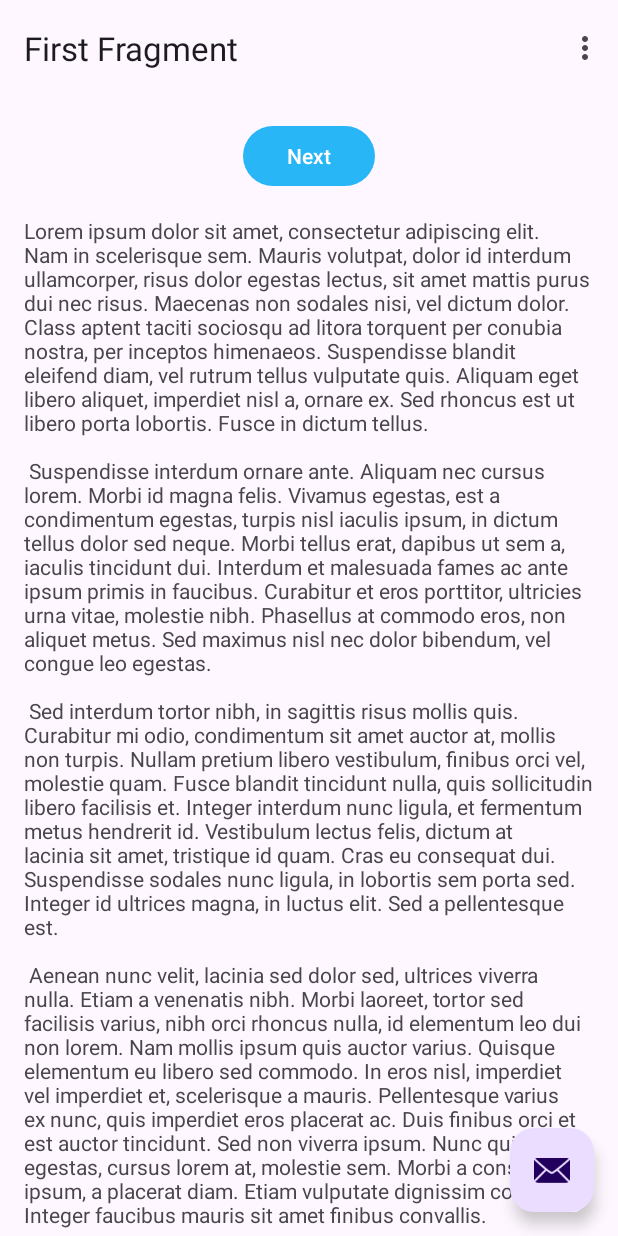
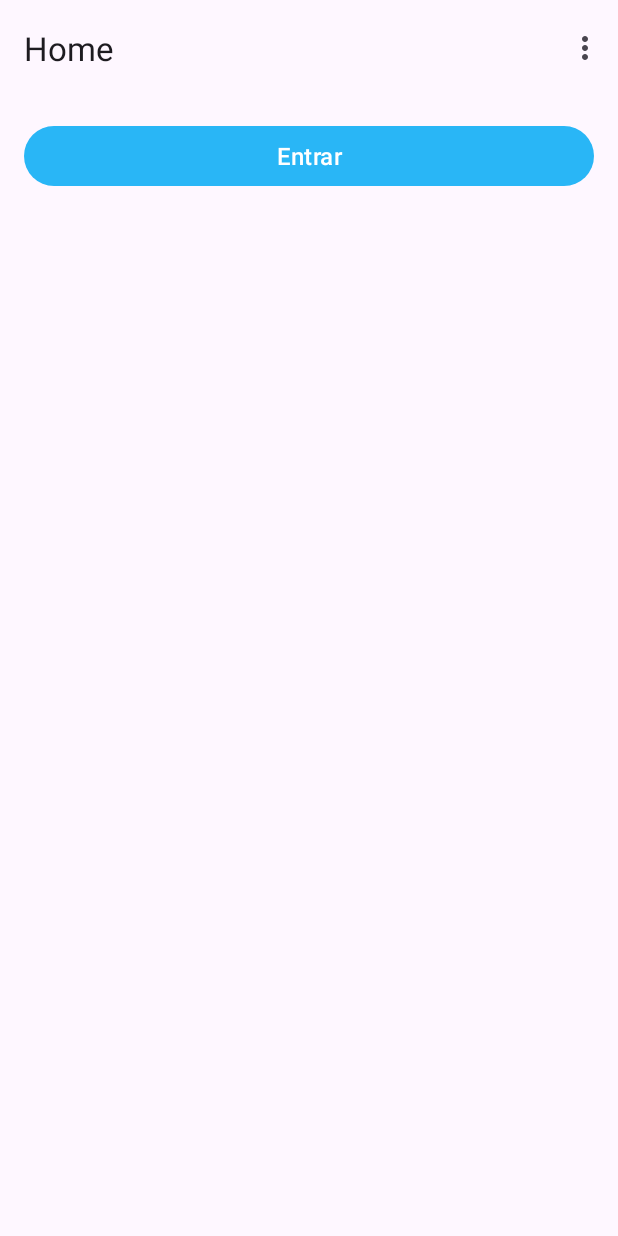
Before and after one commit to tech-warriors-corporation/mechanize-app, an Android app: the screen it shows after launch (MainActivity), on a phone screen of 412 x 824 dp. Run offline under Robolectric (Android 15) with nearby library versions, the phone set to English and light mode, and no system bars; our stand-ins replace navigation-ui.

Commit message:
feat: changed some files name and configs

```diff
--- a/app/src/main/AndroidManifest.xml
+++ b/app/src/main/AndroidManifest.xml
@@ -39,5 +39,4 @@
             android:name="org.apache.http.legacy"
             android:required="false" />
     </application>
-
 </manifest>
--- a/app/src/main/java/com/mechanize/FirstFragment.kt
+++ b/app/src/main/java/com/mechanize/HomeFragment.kt
@@ -6,34 +6,27 @@ import android.view.LayoutInflater
 import android.view.View
 import android.view.ViewGroup
 import androidx.navigation.fragment.findNavController
-import com.mechanize.databinding.FragmentFirstBinding
+import com.mechanize.databinding.FragmentHomeBinding
 
-/**
- * A simple [Fragment] subclass as the default destination in the navigation.
- */
-class FirstFragment : Fragment() {
-
-    private var _binding: FragmentFirstBinding? = null
-
-    // This property is only valid between onCreateView and
-    // onDestroyView.
+class HomeFragment : Fragment() {
+    private var _binding: FragmentHomeBinding? = null
     private val binding get() = _binding!!
 
     override fun onCreateView(
-        inflater: LayoutInflater, container: ViewGroup?,
+        inflater: LayoutInflater,
+        container: ViewGroup?,
         savedInstanceState: Bundle?
-    ): View? {
+    ): View {
+        _binding = FragmentHomeBinding.inflate(inflater, container, false)
 
-        _binding = FragmentFirstBinding.inflate(inflater, container, false)
         return binding.root
-
     }
 
     override fun onViewCreated(view: View, savedInstanceState: Bundle?) {
         super.onViewCreated(view, savedInstanceState)
 
-        binding.buttonFirst.setOnClickListener {
-            findNavController().navigate(R.id.action_FirstFragment_to_SecondFragment)
+        binding.loginButton.setOnClickListener {
+            findNavController().navigate(R.id.action_HomeFragment_to_LoginFragment)
         }
     }
 
--- a/app/src/main/java/com/mechanize/SecondFragment.kt
+++ b/app/src/main/java/com/mechanize/LoginFragment.kt
@@ -6,34 +6,27 @@ import android.view.LayoutInflater
 import android.view.View
 import android.view.ViewGroup
 import androidx.navigation.fragment.findNavController
-import com.mechanize.databinding.FragmentSecondBinding
+import com.mechanize.databinding.FragmentLoginBinding
 
-/**
- * A simple [Fragment] subclass as the second destination in the navigation.
- */
-class SecondFragment : Fragment() {
-
-    private var _binding: FragmentSecondBinding? = null
-
-    // This property is only valid between onCreateView and
-    // onDestroyView.
+class LoginFragment : Fragment() {
+    private var _binding: FragmentLoginBinding? = null
     private val binding get() = _binding!!
 
     override fun onCreateView(
-        inflater: LayoutInflater, container: ViewGroup?,
+        inflater: LayoutInflater,
+        container: ViewGroup?,
         savedInstanceState: Bundle?
-    ): View? {
+    ): View {
+        _binding = FragmentLoginBinding.inflate(inflater, container, false)
 
-        _binding = FragmentSecondBinding.inflate(inflater, container, false)
         return binding.root
-
     }
 
     override fun onViewCreated(view: View, savedInstanceState: Bundle?) {
         super.onViewCreated(view, savedInstanceState)
 
-        binding.buttonSecond.setOnClickListener {
-            findNavController().navigate(R.id.action_SecondFragment_to_FirstFragment)
+        binding.homeButton.setOnClickListener {
+            findNavController().navigate(R.id.action_LoginFragment_to_HomeFragment)
         }
     }
 
--- a/app/src/main/java/com/mechanize/MainActivity.kt
+++ b/app/src/main/java/com/mechanize/MainActivity.kt
@@ -1,7 +1,6 @@
 package com.mechanize
 
 import android.os.Bundle
-import com.google.android.material.snackbar.Snackbar
 import androidx.appcompat.app.AppCompatActivity
 import androidx.core.view.WindowCompat
 import androidx.navigation.findNavController
@@ -13,49 +12,42 @@ import android.view.MenuItem
 import com.mechanize.databinding.ActivityMainBinding
 
 class MainActivity : AppCompatActivity() {
-
+    private lateinit var binding: ActivityMainBinding
     private lateinit var appBarConfiguration: AppBarConfiguration
-    private lateinit var binding: ActivityMainBinding
 
     override fun onCreate(savedInstanceState: Bundle?) {
         WindowCompat.setDecorFitsSystemWindows(window, false)
+
         super.onCreate(savedInstanceState)
 
         binding = ActivityMainBinding.inflate(layoutInflater)
+
         setContentView(binding.root)
-
         setSupportActionBar(binding.toolbar)
 
         val navController = findNavController(R.id.nav_host_fragment_content_main)
+
         appBarConfiguration = AppBarConfiguration(navController.graph)
+
         setupActionBarWithNavController(navController, appBarConfiguration)
-
-        binding.fab.setOnClickListener { view ->
-            Snackbar.make(view, "Replace with your own action", Snackbar.LENGTH_LONG)
-                .setAnchorView(R.id.fab)
-                .setAction("Action", null).show()
-        }
     }
 
     override fun onCreateOptionsMenu(menu: Menu): Boolean {
-        // Inflate the menu; this adds items to the action bar if it is present.
         menuInflater.inflate(R.menu.menu_main, menu)
+
         return true
     }
 
     override fun onOptionsItemSelected(item: MenuItem): Boolean {
-        // Handle action bar item clicks here. The action bar will
-        // automatically handle clicks on the Home/Up button, so long
-        // as you specify a parent activity in AndroidManifest.xml.
         return when (item.itemId) {
-            R.id.action_settings -> true
+            R.id.logout -> true
             else -> super.onOptionsItemSelected(item)
         }
     }
 
     override fun onSupportNavigateUp(): Boolean {
         val navController = findNavController(R.id.nav_host_fragment_content_main)
-        return navController.navigateUp(appBarConfiguration)
-                || super.onSupportNavigateUp()
+
+        return navController.navigateUp(appBarConfiguration) || super.onSupportNavigateUp()
     }
 }
--- a/app/src/main/res/layout/activity_main.xml
+++ b/app/src/main/res/layout/activity_main.xml
@@ -1,6 +1,5 @@
 <?xml version="1.0" encoding="utf-8"?>
 <androidx.coordinatorlayout.widget.CoordinatorLayout xmlns:android="http://schemas.android.com/apk/res/android"
-    xmlns:app="http://schemas.android.com/apk/res-auto"
     xmlns:tools="http://schemas.android.com/tools"
     android:layout_width="match_parent"
     android:layout_height="match_parent"
@@ -16,18 +15,7 @@
             android:id="@+id/toolbar"
             android:layout_width="match_parent"
             android:layout_height="?attr/actionBarSize" />
-
     </com.google.android.material.appbar.AppBarLayout>
 
     <include layout="@layout/content_main" />
-
-    <com.google.android.material.floatingactionbutton.FloatingActionButton
-        android:id="@+id/fab"
-        android:layout_width="wrap_content"
-        android:layout_height="wrap_content"
-        android:layout_gravity="bottom|end"
-        android:layout_marginEnd="@dimen/fab_margin"
-        android:layout_marginBottom="16dp"
-        app:srcCompat="@android:drawable/ic_dialog_email" />
-
 </androidx.coordinatorlayout.widget.CoordinatorLayout>
--- /dev/null
+++ b/app/src/main/res/layout/fragment_home.xml
@@ -0,0 +1,23 @@
+<?xml version="1.0" encoding="utf-8"?>
+<androidx.core.widget.NestedScrollView xmlns:android="http://schemas.android.com/apk/res/android"
+    xmlns:app="http://schemas.android.com/apk/res-auto"
+    xmlns:tools="http://schemas.android.com/tools"
+    android:layout_width="match_parent"
+    android:layout_height="match_parent"
+    tools:context=".HomeFragment">
+
+    <androidx.constraintlayout.widget.ConstraintLayout
+        android:layout_width="match_parent"
+        android:layout_height="match_parent"
+        android:padding="@dimen/space">
+
+        <Button
+            android:id="@+id/login_button"
+            android:layout_width="match_parent"
+            android:layout_height="wrap_content"
+            android:text="@string/login"
+            app:layout_constraintEnd_toEndOf="parent"
+            app:layout_constraintStart_toStartOf="parent"
+            app:layout_constraintTop_toTopOf="parent" />
+    </androidx.constraintlayout.widget.ConstraintLayout>
+</androidx.core.widget.NestedScrollView>
--- a/app/src/main/res/layout/fragment_first.xml
+++ b/app/src/main/res/layout/fragment_login.xml
@@ -4,32 +4,20 @@
     xmlns:tools="http://schemas.android.com/tools"
     android:layout_width="match_parent"
     android:layout_height="match_parent"
-    tools:context=".FirstFragment">
+    tools:context=".LoginFragment">
 
     <androidx.constraintlayout.widget.ConstraintLayout
         android:layout_width="match_parent"
         android:layout_height="match_parent"
-        android:padding="16dp">
+        android:padding="@dimen/space">
 
         <Button
-            android:id="@+id/button_first"
+            android:id="@+id/home_button"
             android:layout_width="wrap_content"
             android:layout_height="wrap_content"
-            android:text="@string/next"
-            app:layout_constraintBottom_toTopOf="@id/textview_first"
+            android:text="@string/back"
             app:layout_constraintEnd_toEndOf="parent"
             app:layout_constraintStart_toStartOf="parent"
             app:layout_constraintTop_toTopOf="parent" />
-
-        <TextView
-            android:id="@+id/textview_first"
-            android:layout_width="wrap_content"
-            android:layout_height="wrap_content"
-            android:layout_marginTop="16dp"
-            android:text="@string/lorem_ipsum"
-            app:layout_constraintBottom_toBottomOf="parent"
-            app:layout_constraintEnd_toEndOf="parent"
-            app:layout_constraintStart_toStartOf="parent"
-            app:layout_constraintTop_toBottomOf="@id/button_first" />
     </androidx.constraintlayout.widget.ConstraintLayout>
 </androidx.core.widget.NestedScrollView>
--- a/app/src/main/res/layout/fragment_second.xml
+++ /dev/null
@@ -1,35 +0,0 @@
-<?xml version="1.0" encoding="utf-8"?>
-<androidx.core.widget.NestedScrollView xmlns:android="http://schemas.android.com/apk/res/android"
-    xmlns:app="http://schemas.android.com/apk/res-auto"
-    xmlns:tools="http://schemas.android.com/tools"
-    android:layout_width="match_parent"
-    android:layout_height="match_parent"
-    tools:context=".SecondFragment">
-
-    <androidx.constraintlayout.widget.ConstraintLayout
-        android:layout_width="match_parent"
-        android:layout_height="match_parent"
-        android:padding="16dp">
-
-        <Button
-            android:id="@+id/button_second"
-            android:layout_width="wrap_content"
-            android:layout_height="wrap_content"
-            android:text="@string/previous"
-            app:layout_constraintBottom_toTopOf="@id/textview_second"
-            app:layout_constraintEnd_toEndOf="parent"
-            app:layout_constraintStart_toStartOf="parent"
-            app:layout_constraintTop_toTopOf="parent" />
-
-        <TextView
-            android:id="@+id/textview_second"
-            android:layout_width="wrap_content"
-            android:layout_height="wrap_content"
-            android:layout_marginTop="16dp"
-            android:text="@string/lorem_ipsum"
-            app:layout_constraintBottom_toBottomOf="parent"
-            app:layout_constraintEnd_toEndOf="parent"
-            app:layout_constraintStart_toStartOf="parent"
-            app:layout_constraintTop_toBottomOf="@id/button_second" />
-    </androidx.constraintlayout.widget.ConstraintLayout>
-</androidx.core.widget.NestedScrollView>
--- a/app/src/main/res/menu/menu_main.xml
+++ b/app/src/main/res/menu/menu_main.xml
@@ -3,8 +3,8 @@
     xmlns:tools="http://schemas.android.com/tools"
     tools:context="com.mechanize.MainActivity">
     <item
-        android:id="@+id/action_settings"
+        android:id="@+id/logout"
         android:orderInCategory="100"
-        android:title="@string/action_settings"
+        android:title="@string/logout"
         app:showAsAction="never" />
 </menu>
--- a/app/src/main/res/navigation/nav_graph.xml
+++ b/app/src/main/res/navigation/nav_graph.xml
@@ -3,26 +3,26 @@
     xmlns:app="http://schemas.android.com/apk/res-auto"
     xmlns:tools="http://schemas.android.com/tools"
     android:id="@+id/nav_graph"
-    app:startDestination="@id/FirstFragment">
+    app:startDestination="@id/HomeFragment">
+    <fragment
+        android:id="@+id/HomeFragment"
+        android:name="com.mechanize.HomeFragment"
+        android:label="@string/home_label"
+        tools:layout="@layout/fragment_home">
+
+        <action
+            android:id="@+id/action_HomeFragment_to_LoginFragment"
+            app:destination="@id/LoginFragment" />
+    </fragment>
 
     <fragment
-        android:id="@+id/FirstFragment"
-        android:name="com.mechanize.FirstFragment"
-        android:label="@string/first_fragment_label"
-        tools:layout="@layout/fragment_first">
+        android:id="@+id/LoginFragment"
+        android:name="com.mechanize.LoginFragment"
+        android:label="@string/login_label"
+        tools:layout="@layout/fragment_login">
 
         <action
-            android:id="@+id/action_FirstFragment_to_SecondFragment"
-            app:destination="@id/SecondFragment" />
-    </fragment>
-    <fragment
-        android:id="@+id/SecondFragment"
-        android:name="com.mechanize.SecondFragment"
-        android:label="@string/second_fragment_label"
-        tools:layout="@layout/fragment_second">
-
-        <action
-            android:id="@+id/action_SecondFragment_to_FirstFragment"
-            app:destination="@id/FirstFragment" />
+            android:id="@+id/action_LoginFragment_to_HomeFragment"
+            app:destination="@id/HomeFragment" />
     </fragment>
 </navigation>
--- a/app/src/main/res/values/dimens.xml
+++ b/app/src/main/res/values/dimens.xml
@@ -1,3 +1,3 @@
 <resources>
-    <dimen name="fab_margin">16dp</dimen>
+    <dimen name="space">16dp</dimen>
 </resources>
--- a/app/src/main/res/values/strings.xml
+++ b/app/src/main/res/values/strings.xml
@@ -1,46 +1,9 @@
 <resources>
     <string name="app_name">Mechanize</string>
-    <string name="action_settings">Settings</string>
-    <!-- Strings used for fragments for navigation -->
-    <string name="first_fragment_label">First Fragment</string>
-    <string name="second_fragment_label">Second Fragment</string>
-    <string name="next">Next</string>
-    <string name="previous">Previous</string>
-
-    <string name="lorem_ipsum">
-        Lorem ipsum dolor sit amet, consectetur adipiscing elit. Nam in scelerisque sem. Mauris
-        volutpat, dolor id interdum ullamcorper, risus dolor egestas lectus, sit amet mattis purus
-        dui nec risus. Maecenas non sodales nisi, vel dictum dolor. Class aptent taciti sociosqu ad
-        litora torquent per conubia nostra, per inceptos himenaeos. Suspendisse blandit eleifend
-        diam, vel rutrum tellus vulputate quis. Aliquam eget libero aliquet, imperdiet nisl a,
-        ornare ex. Sed rhoncus est ut libero porta lobortis. Fusce in dictum tellus.\n\n
-        Suspendisse interdum ornare ante. Aliquam nec cursus lorem. Morbi id magna felis. Vivamus
-        egestas, est a condimentum egestas, turpis nisl iaculis ipsum, in dictum tellus dolor sed
-        neque. Morbi tellus erat, dapibus ut sem a, iaculis tincidunt dui. Interdum et malesuada
-        fames ac ante ipsum primis in faucibus. Curabitur et eros porttitor, ultricies urna vitae,
-        molestie nibh. Phasellus at commodo eros, non aliquet metus. Sed maximus nisl nec dolor
-        bibendum, vel congue leo egestas.\n\n
-        Sed interdum tortor nibh, in sagittis risus mollis quis. Curabitur mi odio, condimentum sit
-        amet auctor at, mollis non turpis. Nullam pretium libero vestibulum, finibus orci vel,
-        molestie quam. Fusce blandit tincidunt nulla, quis sollicitudin libero facilisis et. Integer
-        interdum nunc ligula, et fermentum metus hendrerit id. Vestibulum lectus felis, dictum at
-        lacinia sit amet, tristique id quam. Cras eu consequat dui. Suspendisse sodales nunc ligula,
-        in lobortis sem porta sed. Integer id ultrices magna, in luctus elit. Sed a pellentesque
-        est.\n\n
-        Aenean nunc velit, lacinia sed dolor sed, ultrices viverra nulla. Etiam a venenatis nibh.
-        Morbi laoreet, tortor sed facilisis varius, nibh orci rhoncus nulla, id elementum leo dui
-        non lorem. Nam mollis ipsum quis auctor varius. Quisque elementum eu libero sed commodo. In
-        eros nisl, imperdiet vel imperdiet et, scelerisque a mauris. Pellentesque varius ex nunc,
-        quis imperdiet eros placerat ac. Duis finibus orci et est auctor tincidunt. Sed non viverra
-        ipsum. Nunc quis augue egestas, cursus lorem at, molestie sem. Morbi a consectetur ipsum, a
-        placerat diam. Etiam vulputate dignissim convallis. Integer faucibus mauris sit amet finibus
-        convallis.\n\n
-        Phasellus in aliquet mi. Pellentesque habitant morbi tristique senectus et netus et
-        malesuada fames ac turpis egestas. In volutpat arcu ut felis sagittis, in finibus massa
-        gravida. Pellentesque id tellus orci. Integer dictum, lorem sed efficitur ullamcorper,
-        libero justo consectetur ipsum, in mollis nisl ex sed nisl. Donec maximus ullamcorper
-        sodales. Praesent bibendum rhoncus tellus nec feugiat. In a ornare nulla. Donec rhoncus
-        libero vel nunc consequat, quis tincidunt nisl eleifend. Cras bibendum enim a justo luctus
-        vestibulum. Fusce dictum libero quis erat maximus, vitae volutpat diam dignissim.
-    </string>
+    <string name="logout">Sair</string>
+    <string name="home_label">Home</string>
+    <string name="login_label">Login</string>
+    <string name="login">Entrar</string>
+    <string name="back">Voltar</string>
+    <string name="find_mechanic">Encontrar mecânico</string>
 </resources>
--- a/app/src/main/res/values/themes.xml
+++ b/app/src/main/res/values/themes.xml
@@ -2,7 +2,10 @@
     <!-- Base application theme. -->
     <style name="Base.Theme.Mechanize" parent="Theme.Material3.DayNight.NoActionBar">
         <!-- Customize your light theme here. -->
-         <item name="colorPrimary">#29B6F6</item>
+        <item name="colorPrimary">#29B6F6</item>
+        <item name="colorAccent">#01579A</item>
+        <item name="android:textColor">#141414</item>
+        <item name="android:textSize">16sp</item>
     </style>
 
     <style name="Theme.Mechanize" parent="Base.Theme.Mechanize" />
```
Also changed, not shown: app/src/main/res/layout/content_main.xml (line endings or trailing spaces), app/src/main/res/values/colors.xml (line endings or trailing spaces).
